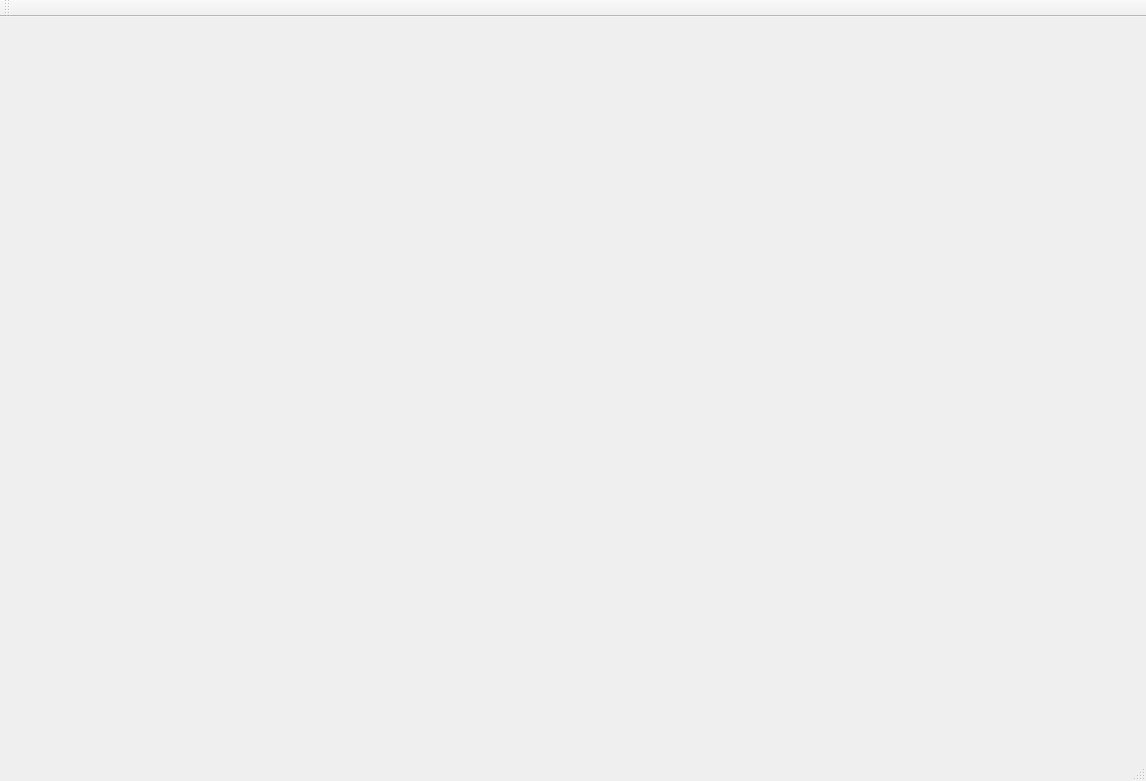
Old version of the form hull_plotter/hull_plotter/hullplotter.ui in the repository Manik7/boat-hull-optimizer.
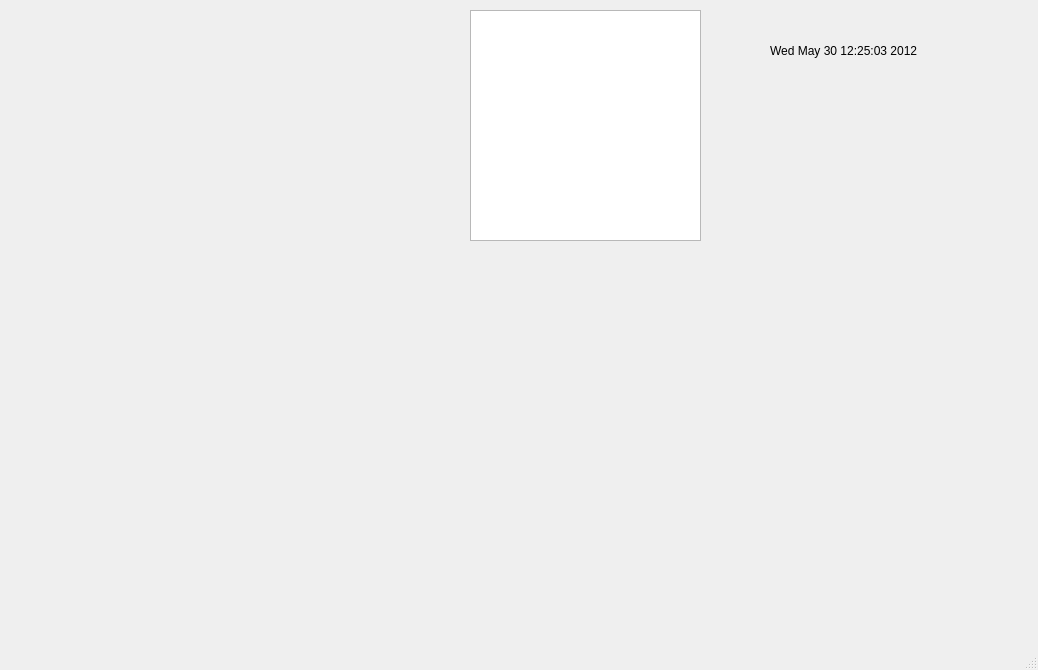
New version of the form.

Commit message: started implementing the hull views in a clean way, also figured out how to do regular calls of update()

The edit to the form file:
```diff
--- a/hull_plotter/hull_plotter/hullplotter.ui
+++ b/hull_plotter/hull_plotter/hullplotter.ui
@@ -6,23 +6,39 @@
    <rect>
     <x>0</x>
     <y>0</y>
-    <width>1146</width>
-    <height>781</height>
+    <width>1038</width>
+    <height>670</height>
    </rect>
   </property>
   <property name="windowTitle">
    <string>HullPlotter</string>
   </property>
-  <widget class="QWidget" name="centralWidget"/>
-  <widget class="QStatusBar" name="statusBar"/>
-  <widget class="QToolBar" name="mainToolBar">
-   <attribute name="toolBarArea">
-    <enum>TopToolBarArea</enum>
-   </attribute>
-   <attribute name="toolBarBreak">
-    <bool>false</bool>
-   </attribute>
+  <widget class="QWidget" name="centralWidget">
+   <widget class="QLabel" name="time_label">
+    <property name="geometry">
+     <rect>
+      <x>770</x>
+      <y>40</y>
+      <width>211</width>
+      <height>21</height>
+     </rect>
+    </property>
+    <property name="text">
+     <string>Wed May 30 12:25:03 2012</string>
+    </property>
+   </widget>
+   <widget class="QGraphicsView" name="graphicsView">
+    <property name="geometry">
+     <rect>
+      <x>470</x>
+      <y>10</y>
+      <width>231</width>
+      <height>231</height>
+     </rect>
+    </property>
+   </widget>
   </widget>
+  <widget class="QStatusBar" name="statusBar"/>
   <widget class="QMenuBar" name="menuBar">
    <property name="geometry">
     <rect>
```
Left out of the diff: 2 changed lines with no effect on the pictures. The commit also changes 2 other files.
